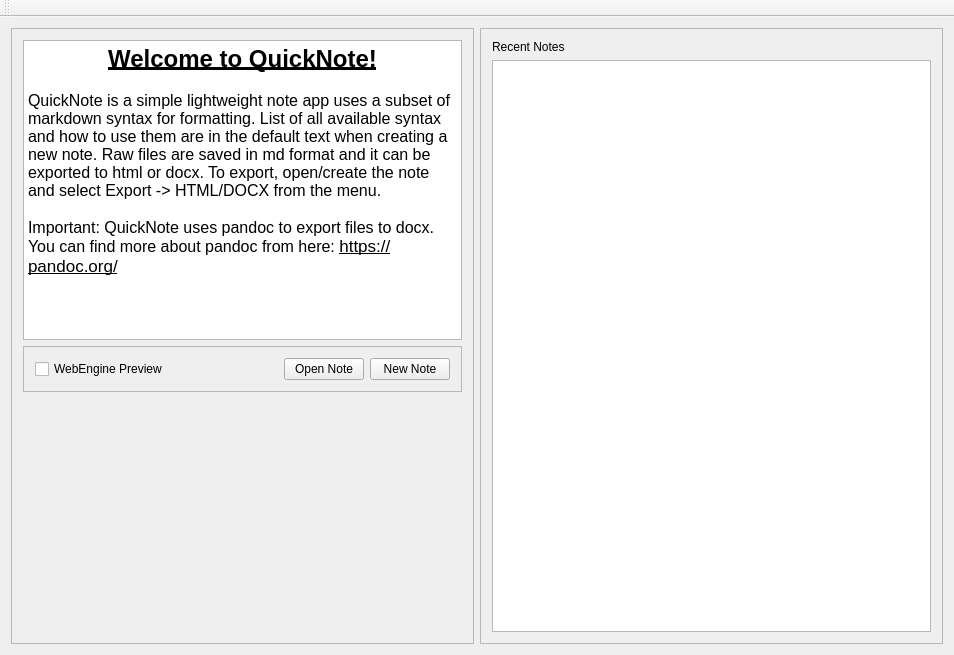
Qt form mainwindow.ui (dhamith93/QuickNote) before a commit.
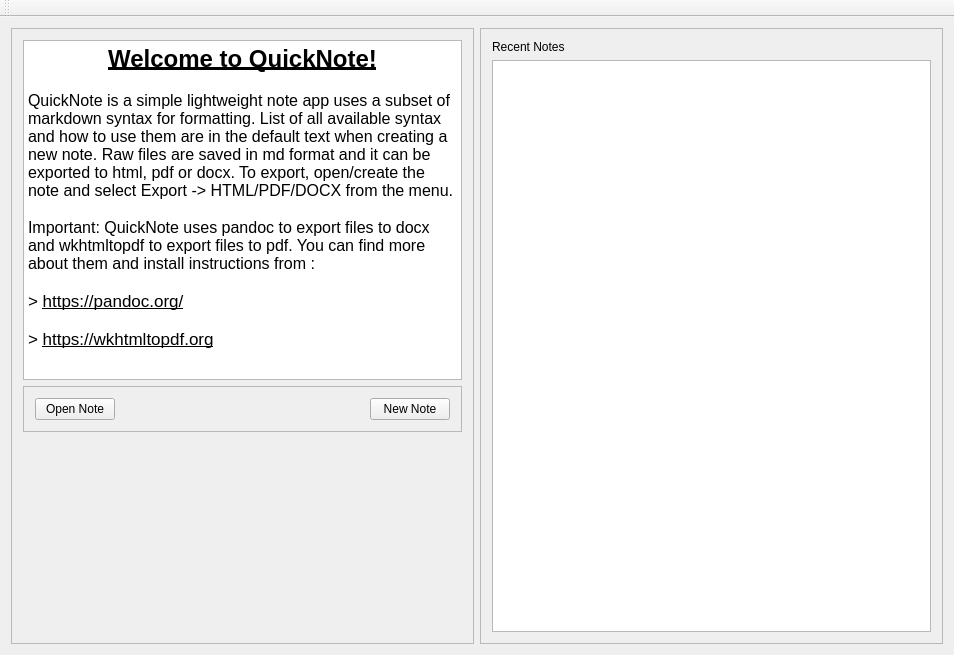
The same form after that commit. Icons and pictures are not drawn.

Commit message: Removed WebEngine to make things lighter

```diff
--- a/mainwindow.ui
+++ b/mainwindow.ui
@@ -45,7 +45,7 @@
          <property name="minimumSize">
           <size>
            <width>0</width>
-           <height>300</height>
+           <height>340</height>
           </size>
          </property>
          <property name="html">
@@ -54,8 +54,10 @@
 p, li { white-space: pre-wrap; }
 &lt;/style&gt;&lt;/head&gt;&lt;body style=&quot; font-family:'.SF NS Text'; font-size:13pt; font-weight:400; font-style:normal;&quot;&gt;
 &lt;p align=&quot;center&quot; style=&quot; margin-top:18px; margin-bottom:12px; margin-left:0px; margin-right:0px; -qt-block-indent:0; text-indent:0px;&quot;&gt;&lt;span style=&quot; font-size:18pt; font-weight:600; text-decoration: underline;&quot;&gt;Welcome to QuickNote!&lt;/span&gt;&lt;/p&gt;
-&lt;p style=&quot; margin-top:18px; margin-bottom:12px; margin-left:0px; margin-right:0px; -qt-block-indent:0; text-indent:0px;&quot;&gt;&lt;span style=&quot; font-size:12pt;&quot;&gt;QuickNote is a simple lightweight note app uses a subset of markdown syntax for formatting. List of all available syntax and how to use them are in the default text when creating a new note. Raw files are saved in md format and it can be exported to html or docx. To export, open/create the note and select Export -&amp;gt; HTML/DOCX from the menu. &lt;/span&gt;&lt;/p&gt;
-&lt;p style=&quot; margin-top:18px; margin-bottom:12px; margin-left:0px; margin-right:0px; -qt-block-indent:0; text-indent:0px;&quot;&gt;&lt;span style=&quot; font-size:12pt;&quot;&gt;Important: QuickNote uses pandoc to export files to docx. You can find more about pandoc from here: &lt;/span&gt;&lt;span style=&quot; text-decoration: underline;&quot;&gt;https://pandoc.org/&lt;/span&gt;&lt;/p&gt;&lt;/body&gt;&lt;/html&gt;</string>
+&lt;p style=&quot; margin-top:18px; margin-bottom:12px; margin-left:0px; margin-right:0px; -qt-block-indent:0; text-indent:0px;&quot;&gt;&lt;span style=&quot; font-size:12pt;&quot;&gt;QuickNote is a simple lightweight note app uses a subset of markdown syntax for formatting. List of all available syntax and how to use them are in the default text when creating a new note. Raw files are saved in md format and it can be exported to html, pdf or docx. To export, open/create the note and select Export -&amp;gt; HTML/PDF/DOCX from the menu. &lt;/span&gt;&lt;/p&gt;
+&lt;p style=&quot; margin-top:18px; margin-bottom:12px; margin-left:0px; margin-right:0px; -qt-block-indent:0; text-indent:0px;&quot;&gt;&lt;span style=&quot; font-size:12pt;&quot;&gt;Important: QuickNote uses pandoc to export files to docx and wkhtmltopdf to export files to pdf. You can find more about them and install instructions from : &lt;/span&gt;&lt;/p&gt;
+&lt;p style=&quot; margin-top:18px; margin-bottom:12px; margin-left:0px; margin-right:0px; -qt-block-indent:0; text-indent:0px;&quot;&gt;&amp;gt; &lt;span style=&quot; text-decoration: underline;&quot;&gt;https://pandoc.org/&lt;/span&gt; &lt;/p&gt;
+&lt;p style=&quot; margin-top:18px; margin-bottom:12px; margin-left:0px; margin-right:0px; -qt-block-indent:0; text-indent:0px;&quot;&gt;&amp;gt; &lt;span style=&quot; text-decoration: underline;&quot;&gt;https://wkhtmltopdf.org&lt;/span&gt;&lt;/p&gt;&lt;/body&gt;&lt;/html&gt;</string>
          </property>
         </widget>
        </item>
@@ -69,9 +71,9 @@
          </property>
          <layout class="QHBoxLayout" name="horizontalLayout_2">
           <item>
-           <widget class="QCheckBox" name="chkWebEnginePreview">
+           <widget class="QPushButton" name="btnOpenNote">
             <property name="text">
-             <string>WebEngine Preview</string>
+             <string>Open Note</string>
             </property>
            </widget>
           </item>
@@ -88,13 +90,6 @@
             </property>
            </spacer>
           </item>
-          <item>
-           <widget class="QPushButton" name="btnOpenNote">
-            <property name="text">
-             <string>Open Note</string>
-            </property>
-           </widget>
-          </item>
           <item>
            <widget class="QPushButton" name="btnNewNote">
             <property name="text">
```
The commit also changes 17 other files.
